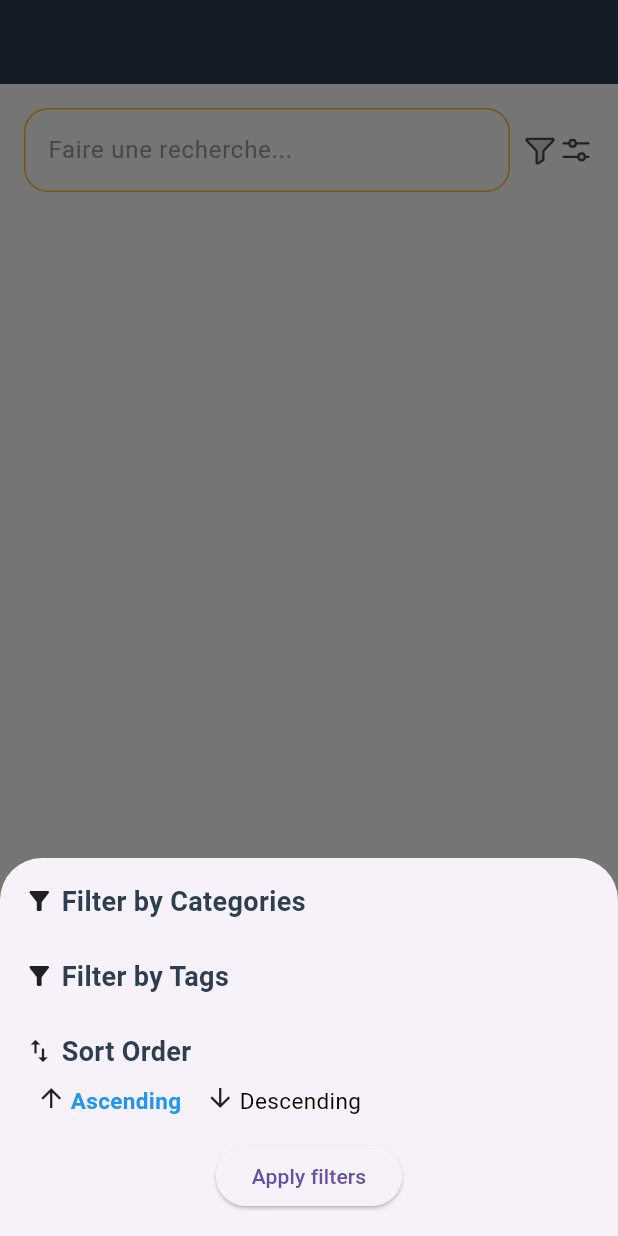
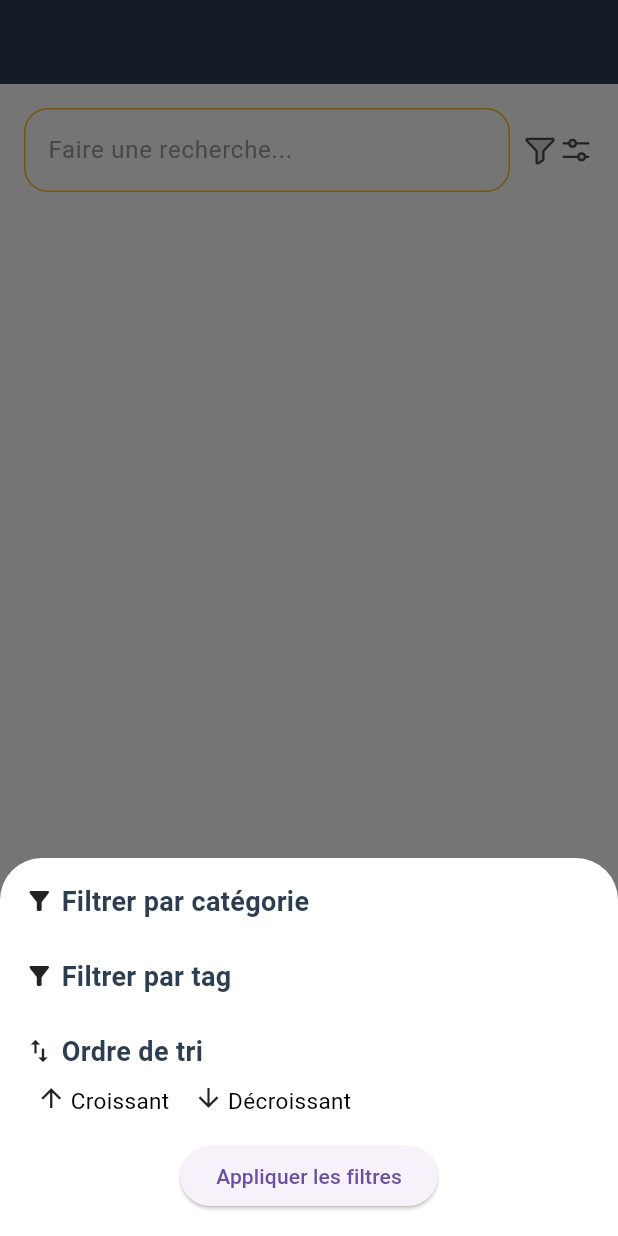
Before and after one commit to Alwil17/rate-master, a Flutter app: the SearchScreen screen opened by its route, after a tap on an icon or button, on a phone screen of 412 x 824 dp. Run offline on Flutter 3.47's test engine with Material 3 defaults, Android fonts, the light colour scheme and no system bars; our stand-ins replace flutter_easyloading, go_router, phosphor_flutter, shared_preferences; accounts and stored records are empty; generated files the repository leaves out were written again.

Commit message:
Added new translations

```diff
--- a/lib/l10n/app_fr.arb
+++ b/lib/l10n/app_fr.arb
@@ -70,5 +70,12 @@
   "yes": "Oui",
   "no": "Non",
   "disconnectedSuccessfully": "Vous avez été déconnecté avec succès.",
-  "rateAverage": "Note moyenne"
+  "rateAverage": "Note moyenne",
+  "filter": "Filtrer",
+  "filterByTag": "Filtrer par tag",
+  "filterByCategory": "Filtrer par catégorie",
+  "sortOrder": "Ordre de tri",
+  "ascending": "Croissant",
+  "descending": "Décroissant",
+  "applyFilters": "Appliquer les filtres"
 }
--- a/lib/screens/search/search_screen.dart
+++ b/lib/screens/search/search_screen.dart
@@ -159,6 +159,7 @@
   Future<List<String>?> _openFilterSheet(BuildContext context) async {
     final result = await showModalBottomSheet<Map<String, dynamic>>(
       context: context,
+      backgroundColor: Colors.white,
       builder: (context) => FilterBottomSheet()
     );
 
--- a/lib/screens/search/widgets/filter_bottom_sheet.dart
+++ b/lib/screens/search/widgets/filter_bottom_sheet.dart
@@ -2,6 +2,7 @@
 import 'package:provider/provider.dart';
 import 'package:rate_master/providers/category_provider.dart';
 import 'package:rate_master/providers/tag_provider.dart';
+import 'package:flutter_gen/gen_l10n/app_localizations.dart';
 
 class FilterBottomSheet extends StatefulWidget {
   @override
@@ -9,13 +10,13 @@
 }
 
 class _FilterBottomSheetState extends State<FilterBottomSheet> {
+  int selectedCat = 0;
   List<String> selectedTags = [];
-  List<String> selectedCats = [];
-  String sortBy = 'Date';
   String ascendingString = 'Ascending';
 
   @override
   Widget build(BuildContext context) {
+    final locale = AppLocalizations.of(context)!;
     return Padding(
       padding: const EdgeInsets.all(16.0),
       child: Column(
@@ -23,7 +24,7 @@
         crossAxisAlignment: CrossAxisAlignment.start,
         children: [
           // Filter by Tags section
-          _buildTitle('Filter by Categories', Icons.filter_alt),
+          _buildTitle(locale.filterByCategory, Icons.filter_alt),
           const SizedBox(height: 8),
           // Wrap with Consumer to access the CategoryProvider
           Consumer<CategoryProvider>(
@@ -32,7 +33,7 @@
                 scrollDirection: Axis.horizontal,
                 child: Row(
                   children: categoryProvider.categorys.map((category) {
-                    final isSelected = selectedCats.contains(category.name);
+                    final isSelected = selectedCat == category.id;
                     return Padding(
                       padding: const EdgeInsets.only(right: 8.0),
                       child: FilterChip(
@@ -44,9 +45,9 @@
                         onSelected: (_) {
                           setState(() {
                             if (isSelected) {
-                              selectedCats.clear(); // Deselect
+                              selectedCat = 0; // Deselect
                             } else {
-                              selectedCats = [category.name]; // Select new one
+                              selectedCat = category.id; // Select new one
                             }
                           });
                         },
@@ -60,7 +61,7 @@
           const SizedBox(height: 16),
 
           // Filter by Tags section
-          _buildTitle('Filter by Tags', Icons.filter_alt),
+          _buildTitle(locale.filterByTag, Icons.filter_alt),
           const SizedBox(height: 8),
           // Wrap with Consumer to access the TagProvider
           Consumer<TagProvider>(
@@ -103,15 +104,13 @@
           const SizedBox(height: 16),
 
           // Sort Order section
-          _buildTitle('Sort Order', Icons.swap_vert),
+          _buildTitle(locale.sortOrder, Icons.swap_vert),
           const SizedBox(height: 8),
           Row(
             children: [
-              _buildClickableSortOption('Ascending', Icons.arrow_upward_sharp),
+              _buildClickableSortOption(locale.ascending, Icons.arrow_upward_sharp),
               _buildClickableSortOption(
-                  'Descending', Icons.arrow_downward_sharp),
-              /*_buildSortOrderButton('Ascending', isAscending),
-              _buildSortOrderButton('Descending', !isAscending),*/
+                  locale.descending, Icons.arrow_downward_sharp),
             ],
           ),
           const SizedBox(height: 16),
@@ -121,12 +120,12 @@
             child: ElevatedButton(
               onPressed: () {
                 Navigator.pop(context, {
+                  'selectedCat': selectedCat,
                   'selectedTags': selectedTags,
-                  'sortBy': sortBy,
                   'isAscending': ascendingString == 'Ascending',
                 });
               },
-              child: const Text('Apply filters'),
+              child: Text(locale.applyFilters),
             ),
           ),
         ],
@@ -150,6 +149,7 @@
           style: TextStyle(fontSize: 18, fontWeight: FontWeight.bold)),
     ]));
   }
+
   // Build clickable text for Sort By options
   Widget _buildClickableSortOption(String label, IconData icon) {
     return InkWell(
--- a/lib/shared/api/api_routes.dart
+++ b/lib/shared/api/api_routes.dart
@@ -1,5 +1,5 @@
 abstract class ApiRoutes {
-  static const String base_url = "http://192.168.129.144:8000";
+  static const String base_url = "http://192.168.93.144:8000";
   static const String base_api = base_url;
   static const String login = "$base_api/login";
   static const String forgetpassword = "$base_api/forgetpassword";
```
Also changed, not shown: lib/l10n/app_en.arb (+8 -1 lines).
